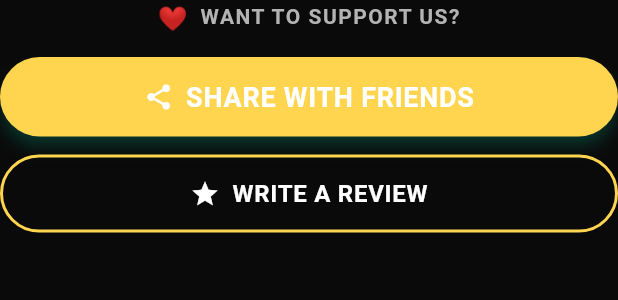
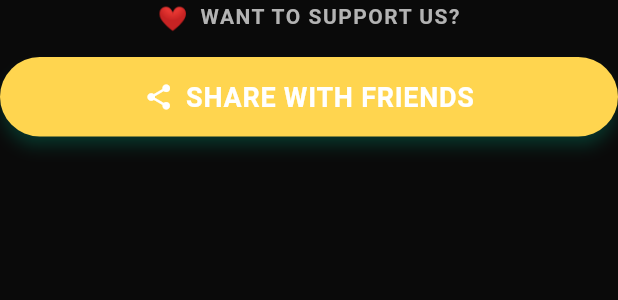
Before and after one commit to Vince0028/Impostor-game, a Flutter app: the SupportSection widget shown alone on an empty page, opened directly, on a phone screen of 412 x 824 dp. Shown: the top 300 px of the screen. Run offline on Flutter 3.47's test engine with Material 3 defaults, Android fonts, the phone set to English and light mode, and no system bars; our stand-ins replace flutter_dotenv, share_plus, supabase_flutter; accounts and stored records are empty.

Commit message:
fixing button

```diff
--- a/impostor_game/lib/widgets/support_section.dart
+++ b/impostor_game/lib/widgets/support_section.dart
@@ -1,7 +1,6 @@
 import 'package:flutter/material.dart';
 import 'package:share_plus/share_plus.dart';
 import '../theme/app_theme.dart';
-import '../utils/top_notification.dart';
 
 class SupportSection extends StatelessWidget {
   const SupportSection({super.key});
@@ -46,30 +45,6 @@ class SupportSection extends StatelessWidget {
             ),
           ),
         ),
-        const SizedBox(height: 12),
-
-        // Review Button
-        SizedBox(
-          width: double.infinity,
-          child: OutlinedButton.icon(
-            onPressed: () {
-              showTopNotification(context, 'Thank you for your support! ❤️');
-            },
-            style: OutlinedButton.styleFrom(
-              foregroundColor: AppTheme.textPrimary,
-              side: const BorderSide(color: Color(0xFFFFD54F), width: 2),
-              padding: const EdgeInsets.symmetric(vertical: 16),
-              shape: RoundedRectangleBorder(
-                borderRadius: BorderRadius.circular(30),
-              ),
-            ),
-            icon: const Icon(Icons.star, size: 20),
-            label: const Text(
-              'WRITE A REVIEW',
-              style: TextStyle(fontWeight: FontWeight.bold, letterSpacing: 0.5),
-            ),
-          ),
-        ),
       ],
     );
   }
```
